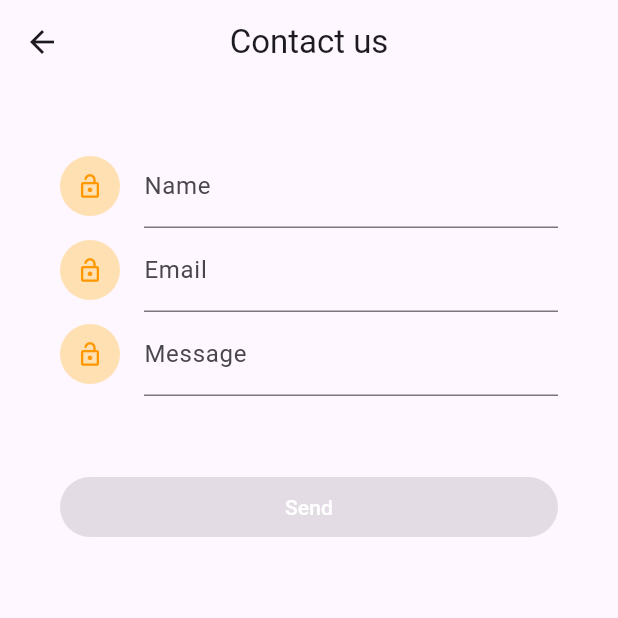
After one commit to mev007/MyTestTask, a Flutter app: the screen it shows after launch, on a phone screen of 412 x 824 dp, the top half of it. The commit adds this screen. Run offline on Flutter 3.47's test engine with Material 2 defaults, Android fonts, the phone set to English and light mode, and no system bars; our stand-ins replace email_validator, flutter_bloc.

Commit message:
the use of bloc

```diff
--- a/lib/main.dart
+++ b/lib/main.dart
@@ -1,5 +1,5 @@
 import 'package:flutter/material.dart';
-import 'package:mobile_developer_test_task/screens/home/home_screen.dart';
+import 'package:mobile_developer_test_task/screens/home/home_bloc_screen.dart';
 
 void main() {
   runApp(const MyApp());
@@ -16,7 +16,7 @@ class MyApp extends StatelessWidget {
         colorScheme: ColorScheme.fromSeed(seedColor: Colors.deepPurple),
         useMaterial3: true,
       ),
-      home: const HomeScreen(),
+      home: const HomeBlocScreen(),
     );
   }
 }
--- /dev/null
+++ b/lib/screens/home/bloc/home_bloc.dart
@@ -0,0 +1,31 @@
+import 'package:email_validator/email_validator.dart';
+import 'package:flutter/widgets.dart';
+import 'package:flutter_bloc/flutter_bloc.dart';
+import 'package:mobile_developer_test_task/models/user_model.dart';
+import 'package:mobile_developer_test_task/services/user_api.dart';
+
+part 'home_event.dart';
+part 'home_state.dart';
+
+class HomeBloc extends Bloc<HomeEvent, HomeState> {
+  bool isButtonEnabled = false;
+  bool isLoading = false;
+  String resultLoaded = '';
+
+  HomeBloc() : super(HomeInitial()) {
+    on<ChangeFieldEvent>((event, emit) {
+      isButtonEnabled = event.user.name.isNotEmpty &&
+          EmailValidator.validate(event.user.email) &&
+          event.user.message.isNotEmpty;
+      emit(ChangeFieldState());
+    });
+    on<SendUserEvent>((event, emit) async {
+      FocusManager.instance.primaryFocus?.unfocus();
+      isLoading = true;
+      emit(LoadingState());
+      final result = await UserApi().sendUser(event.user);
+      isLoading = false;
+      emit(LoadedState(result));
+    });
+  }
+}
--- /dev/null
+++ b/lib/screens/home/bloc/home_event.dart
@@ -0,0 +1,13 @@
+part of 'home_bloc.dart';
+
+sealed class HomeEvent {}
+
+class ChangeFieldEvent extends HomeEvent {
+  ChangeFieldEvent(this.user);
+  final UserModel user;
+}
+
+class SendUserEvent extends HomeEvent {
+  SendUserEvent(this.user);
+  final UserModel user;
+}
--- /dev/null
+++ b/lib/screens/home/bloc/home_state.dart
@@ -0,0 +1,15 @@
+part of 'home_bloc.dart';
+
+@immutable
+sealed class HomeState {}
+
+final class HomeInitial extends HomeState {}
+
+final class ChangeFieldState extends HomeState {}
+
+final class LoadingState extends HomeState {}
+
+final class LoadedState extends HomeState {
+  LoadedState(this.result);
+  final bool result;
+}
--- /dev/null
+++ b/lib/screens/home/home_bloc_screen.dart
@@ -0,0 +1,145 @@
+import 'package:flutter/material.dart';
+import 'package:flutter_bloc/flutter_bloc.dart';
+import 'package:mobile_developer_test_task/models/user_model.dart';
+import 'package:mobile_developer_test_task/screens/home/bloc/home_bloc.dart';
+
+import 'widgets/icon_field.dart';
+
+class HomeBlocScreen extends StatelessWidget {
+  const HomeBlocScreen({super.key});
+
+  @override
+  Widget build(BuildContext context) {
+    return BlocProvider(
+      create: (context) => HomeBloc(),
+      child: const _HomeBlocScreen(),
+    );
+  }
+}
+
+class _HomeBlocScreen extends StatefulWidget {
+  const _HomeBlocScreen();
+  @override
+  State<_HomeBlocScreen> createState() => __HomeBlocScreenState();
+}
+
+class __HomeBlocScreenState extends State<_HomeBlocScreen> {
+  final nameCtrl = TextEditingController();
+  final emailCtrl = TextEditingController();
+  final messageCtrl = TextEditingController();
+
+  void checkButtonAvailability() {
+    final user = UserModel(
+      name: nameCtrl.text.trim(),
+      email: emailCtrl.text.trim(),
+      message: messageCtrl.text.trim(),
+    );
+    context.read<HomeBloc>().add(ChangeFieldEvent(user));
+  }
+
+  @override
+  void initState() {
+    super.initState();
+    nameCtrl.addListener(() => checkButtonAvailability());
+    emailCtrl.addListener(() => checkButtonAvailability());
+    messageCtrl.addListener(() => checkButtonAvailability());
+  }
+
+  @override
+  void dispose() {
+    nameCtrl.dispose();
+    emailCtrl.dispose();
+    messageCtrl.dispose();
+    super.dispose();
+  }
+
+  @override
+  Widget build(BuildContext context) {
+    return GestureDetector(
+      onTap: () => FocusManager.instance.primaryFocus?.unfocus(),
+      child: Scaffold(
+        appBar: AppBar(
+          title: const Text("Contact us"),
+          centerTitle: true,
+          leading: BackButton(
+            onPressed: () {
+              // Куди вона повертатиме, якщо це перший екран?
+            },
+          ),
+        ),
+        body: SingleChildScrollView(
+          physics: const BouncingScrollPhysics(),
+          child: Padding(
+            padding: const EdgeInsets.all(40),
+            child: BlocConsumer<HomeBloc, HomeState>(
+              listener: (context, state) {
+                if (state is LoadedState) {
+                  ScaffoldMessenger.of(context).showSnackBar(
+                    SnackBar(
+                      content: Text(state.result
+                          ? "User data has been successfully uploaded to the server"
+                          : "Error uploading user data to the server"),
+                    ),
+                  );
+                }
+              },
+              builder: (context, state) {
+                return Column(
+                  crossAxisAlignment: CrossAxisAlignment.stretch,
+                  children: [
+                    TextFormField(
+                      controller: nameCtrl,
+                      decoration: const InputDecoration(
+                        icon: IconField(),
+                        labelText: 'Name',
+                      ),
+                    ),
+                    TextFormField(
+                      controller: emailCtrl,
+                      decoration: const InputDecoration(
+                        icon: IconField(),
+                        labelText: 'Email',
+                      ),
+                    ),
+                    TextFormField(
+                      controller: messageCtrl,
+                      decoration: const InputDecoration(
+                        icon: IconField(),
+                        labelText: 'Message',
+                      ),
+                    ),
+                    const SizedBox(height: 50),
+                    ElevatedButton(
+                      style: ElevatedButton.styleFrom(
+                        backgroundColor: const Color(0xFF85577B),
+                        shape: RoundedRectangleBorder(
+                          borderRadius: BorderRadius.circular(50),
+                        ),
+                        elevation: 0,
+                      ),
+                      onPressed: context.watch<HomeBloc>().isButtonEnabled
+                          ? () => context
+                              .read<HomeBloc>()
+                              .add(SendUserEvent(UserModel(
+                                name: nameCtrl.text.trim(),
+                                email: emailCtrl.text.trim(),
+                                message: messageCtrl.text.trim(),
+                              )))
+                          : null,
+                      child: Text(
+                        context.watch<HomeBloc>().isLoading
+                            ? "Please wait"
+                            : "Send",
+                        style: const TextStyle(color: Colors.white),
+                      ),
+                    ),
+                  ],
+                );
+              },
+            ),
+          ),
+        ),
+      ),
+    );
+  }
+}
--- a/lib/screens/home/home_screen.dart
+++ b/lib/screens/home/home_screen.dart
@@ -2,6 +2,8 @@ import 'package:email_validator/email_validator.dart';
 import 'package:flutter/material.dart';
 import 'package:mobile_developer_test_task/models/user_model.dart';
 import 'package:mobile_developer_test_task/services/user_api.dart';
+
+import 'widgets/icon_field.dart';
 
 class HomeScreen extends StatefulWidget {
   const HomeScreen({super.key});
@@ -49,7 +51,7 @@ class _HomeScreenState extends State<HomeScreen> {
           centerTitle: true,
           leading: BackButton(
             onPressed: () {
-              // Куди вона перекидатиме, якщо це перший екран?
+              // Куди вона повертатиме, якщо це перший екран?
             },
           ),
         ),
@@ -63,21 +65,21 @@ class _HomeScreenState extends State<HomeScreen> {
                 TextFormField(
                   controller: nameCtrl,
                   decoration: const InputDecoration(
-                    icon: _Icon(),
+                    icon: IconField(),
                     labelText: 'Name',
                   ),
                 ),
                 TextFormField(
                   controller: emailCtrl,
                   decoration: const InputDecoration(
-                    icon: _Icon(),
+                    icon: IconField(),
                     labelText: 'Email',
                   ),
                 ),
                 TextFormField(
                   controller: messageCtrl,
                   decoration: const InputDecoration(
-                    icon: _Icon(),
+                    icon: IconField(),
                     labelText: 'Message',
                   ),
                 ),
@@ -105,6 +107,7 @@ class _HomeScreenState extends State<HomeScreen> {
   }
 
   Future<void> sendUser() async {
+    FocusManager.instance.primaryFocus?.unfocus();
     setState(() => isLoading = true);
     final user = UserModel(
       name: nameCtrl.text.trim(),
@@ -123,18 +126,3 @@ class _HomeScreenState extends State<HomeScreen> {
     });
   }
 }
-
-class _Icon extends StatelessWidget {
-  const _Icon();
-  @override
-  Widget build(BuildContext context) {
-    return CircleAvatar(
-      backgroundColor: Colors.orange[100],
-      child: const Icon(
-        Icons.lock_open_outlined,
-        size: 18,
-        color: Colors.orange,
-      ),
-    );
-  }
-}
--- /dev/null
+++ b/lib/screens/home/widgets/icon_field.dart
@@ -0,0 +1,16 @@
+import 'package:flutter/material.dart';
+
+class IconField extends StatelessWidget {
+  const IconField({super.key});
+  @override
+  Widget build(BuildContext context) {
+    return CircleAvatar(
+      backgroundColor: Colors.orange[100],
+      child: const Icon(
+        Icons.lock_open_outlined,
+        size: 18,
+        color: Colors.orange,
+      ),
+    );
+  }
+}
--- a/pubspec.yaml
+++ b/pubspec.yaml
@@ -15,6 +15,7 @@ dependencies:
   email_validator: ^2.1.17
   http: ^1.1.0
   json_annotation: ^4.8.1
+  flutter_bloc: ^8.1.3
 
 dev_dependencies:
   flutter_test:
```
Also changed, not shown: pubspec.lock.
